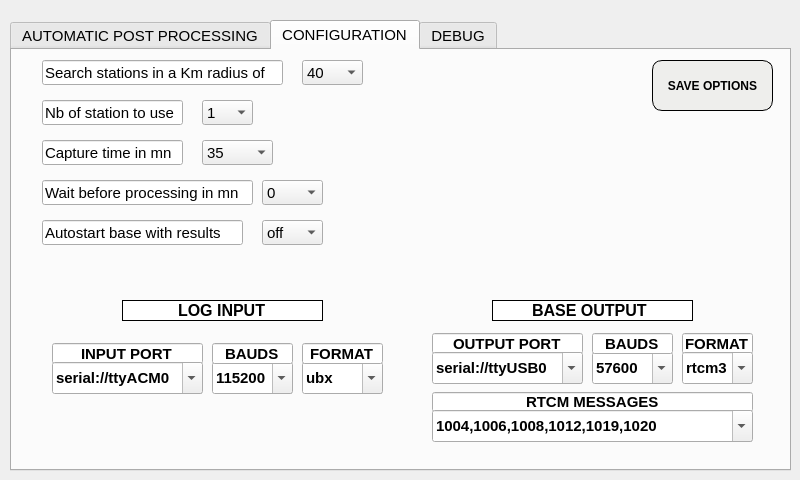
Francklin2/RTKLIB_Touchscreen_GUI, file RTKBASE/mydialog.ui: the form before one commit.
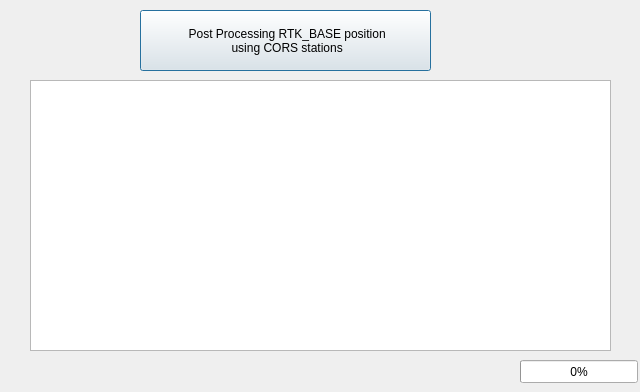
The form after the commit. The open tabs and pages were chosen to show the change. Custom widgets are drawn as their Qt base class.

Commit message: Add new branch for the original release of the post processing from the 2018 project from ENSG done by Saif Aati. This branch include the modified RTKBASE and the independant post processing software

Diff of the .ui file:
```diff
--- a/RTKBASE/mydialog.ui
+++ b/RTKBASE/mydialog.ui
@@ -6,1244 +6,51 @@
    <rect>
     <x>0</x>
     <y>0</y>
-    <width>800</width>
-    <height>480</height>
+    <width>640</width>
+    <height>392</height>
    </rect>
   </property>
-  <property name="maximumSize">
-   <size>
-    <width>895</width>
-    <height>16777215</height>
-   </size>
-  </property>
   <property name="windowTitle">
    <string>Dialog</string>
   </property>
-  <widget class="QTabWidget" name="tabWidget">
+  <widget class="QPushButton" name="pushButton_run_rnx2rtk_process_RGP">
    <property name="geometry">
     <rect>
-     <x>10</x>
-     <y>20</y>
-     <width>781</width>
-     <height>451</height>
+     <x>140</x>
+     <y>10</y>
+     <width>291</width>
+     <height>61</height>
     </rect>
    </property>
-   <property name="font">
-    <font>
-     <pointsize>11</pointsize>
-     <weight>50</weight>
-     <bold>false</bold>
-    </font>
+   <property name="text">
+    <string> Post Processing RTK_BASE position 
+  using CORS stations </string>
    </property>
-   <property name="currentIndex">
+  </widget>
+  <widget class="QTextBrowser" name="textBrowser">
+   <property name="geometry">
+    <rect>
+     <x>30</x>
+     <y>80</y>
+     <width>581</width>
+     <height>271</height>
+    </rect>
+   </property>
+  </widget>
+  <widget class="QProgressBar" name="progressBar">
+   <property name="geometry">
+    <rect>
+     <x>520</x>
+     <y>360</y>
+     <width>118</width>
+     <height>23</height>
+    </rect>
+   </property>
+   <property name="value">
     <number>0</number>
    </property>
-   <widget class="QWidget" name="tab_1">
-    <property name="font">
-     <font>
-      <pointsize>11</pointsize>
-     </font>
-    </property>
-    <attribute name="title">
-     <string>AUTOMATIC POST PROCESSING</string>
-    </attribute>
-    <widget class="QPushButton" name="pushButton_run_rnx2rtk_process_RGP">
-     <property name="geometry">
-      <rect>
-       <x>10</x>
-       <y>10</y>
-       <width>131</width>
-       <height>61</height>
-      </rect>
-     </property>
-     <property name="font">
-      <font>
-       <weight>75</weight>
-       <bold>true</bold>
-      </font>
-     </property>
-     <property name="styleSheet">
-      <string notr="true">background-color: rgb(238, 238, 236);border-style: solid;
-border-color: black;
-border-width: 1px;
-border-radius: 10px;</string>
-     </property>
-     <property name="text">
-      <string> START  
-Post Processing  
-on recorded file</string>
-     </property>
-    </widget>
-    <widget class="QLineEdit" name="LLH_Lat_lineEdit">
-     <property name="geometry">
-      <rect>
-       <x>640</x>
-       <y>50</y>
-       <width>111</width>
-       <height>25</height>
-      </rect>
-     </property>
-    </widget>
-    <widget class="QLineEdit" name="LLH_Alt_lineEdit">
-     <property name="geometry">
-      <rect>
-       <x>640</x>
-       <y>110</y>
-       <width>113</width>
-       <height>25</height>
-      </rect>
-     </property>
-    </widget>
-    <widget class="QLineEdit" name="LLH_Lon_lineEdit">
-     <property name="geometry">
-      <rect>
-       <x>640</x>
-       <y>80</y>
-       <width>113</width>
-       <height>25</height>
-      </rect>
-     </property>
-    </widget>
-    <widget class="QLineEdit" name="ECEF_x_lineEdit">
-     <property name="geometry">
-      <rect>
-       <x>450</x>
-       <y>50</y>
-       <width>171</width>
-       <height>25</height>
-      </rect>
-     </property>
-    </widget>
-    <widget class="QLineEdit" name="ECEF_z_lineEdit">
-     <property name="geometry">
-      <rect>
-       <x>450</x>
-       <y>110</y>
-       <width>171</width>
-       <height>25</height>
-      </rect>
-     </property>
-    </widget>
-    <widget class="QLineEdit" name="ECEF_y_lineEdit">
-     <property name="geometry">
-      <rect>
-       <x>450</x>
-       <y>80</y>
-       <width>171</width>
-       <height>25</height>
-      </rect>
-     </property>
-    </widget>
-    <widget class="QLineEdit" name="lineEdit_2">
-     <property name="geometry">
-      <rect>
-       <x>460</x>
-       <y>10</y>
-       <width>281</width>
-       <height>25</height>
-      </rect>
-     </property>
-     <property name="font">
-      <font>
-       <pointsize>14</pointsize>
-       <weight>75</weight>
-       <bold>true</bold>
-      </font>
-     </property>
-     <property name="styleSheet">
-      <string notr="true">border-style: solid;
-border-color: black;
-border-width: 1px;
-border-radius: 10px;</string>
-     </property>
-     <property name="text">
-      <string>POST PROCESSING RESULTS</string>
-     </property>
-     <property name="alignment">
-      <set>Qt::AlignCenter</set>
-     </property>
-    </widget>
-    <widget class="QProgressBar" name="progressBar">
-     <property name="geometry">
-      <rect>
-       <x>650</x>
-       <y>380</y>
-       <width>118</width>
-       <height>23</height>
-      </rect>
-     </property>
-     <property name="value">
-      <number>0</number>
-     </property>
-    </widget>
-    <widget class="QLineEdit" name="InfoProcess_lineEdit">
-     <property name="geometry">
-      <rect>
-       <x>10</x>
-       <y>120</y>
-       <width>291</width>
-       <height>25</height>
-      </rect>
-     </property>
-     <property name="text">
-      <string/>
-     </property>
-    </widget>
-    <widget class="QLineEdit" name="InfoCapture_lineEdit">
-     <property name="geometry">
-      <rect>
-       <x>10</x>
-       <y>90</y>
-       <width>291</width>
-       <height>25</height>
-      </rect>
-     </property>
-    </widget>
-    <widget class="QPushButton" name="AutoPostP_pushButton">
-     <property name="geometry">
-      <rect>
-       <x>150</x>
-       <y>10</y>
-       <width>141</width>
-       <height>61</height>
-      </rect>
-     </property>
-     <property name="font">
-      <font>
-       <weight>75</weight>
-       <bold>true</bold>
-      </font>
-     </property>
-     <property name="styleSheet">
-      <string notr="true">background-color: rgb(238, 238, 236);
-border-style: solid;
-border-color: black;
-border-width: 1px;
-border-radius: 10px;</string>
-     </property>
-     <property name="text">
-      <string>START  
- Logging data and  
-Post processing</string>
-     </property>
-    </widget>
-    <widget class="QTextBrowser" name="Capture_textBrowser">
-     <property name="geometry">
-      <rect>
-       <x>150</x>
-       <y>150</y>
-       <width>481</width>
-       <height>31</height>
-      </rect>
-     </property>
-    </widget>
-    <widget class="QLineEdit" name="lineEdit_6">
-     <property name="geometry">
-      <rect>
-       <x>10</x>
-       <y>150</y>
-       <width>131</width>
-       <height>31</height>
-      </rect>
-     </property>
-     <property name="font">
-      <font>
-       <weight>75</weight>
-       <bold>true</bold>
-      </font>
-     </property>
-     <property name="text">
-      <string>STR2STR output:</string>
-     </property>
-    </widget>
-    <widget class="QTextBrowser" name="textBrowser_2">
-     <property name="geometry">
-      <rect>
-       <x>20</x>
-       <y>380</y>
-       <width>591</width>
-       <height>31</height>
-      </rect>
-     </property>
-     <property name="font">
-      <font>
-       <weight>75</weight>
-       <bold>true</bold>
-      </font>
-     </property>
-    </widget>
-    <widget class="QPushButton" name="Stop_AutoPP_pushButton">
-     <property name="geometry">
-      <rect>
-       <x>300</x>
-       <y>10</y>
-       <width>81</width>
-       <height>41</height>
-      </rect>
-     </property>
-     <property name="font">
-      <font>
-       <pointsize>14</pointsize>
-       <weight>75</weight>
-       <bold>true</bold>
-      </font>
-     </property>
-     <property name="styleSheet">
-      <string notr="true">background-color: rgb(238, 238, 236);
-border-style: solid;
-border-color: black;
-border-width: 1px;
-border-radius: 10px;</string>
-     </property>
-     <property name="text">
-      <string>CLOSE</string>
-     </property>
-    </widget>
-    <widget class="QLineEdit" name="InfoBaseAuto_lineEdit">
-     <property name="geometry">
-      <rect>
-       <x>320</x>
-       <y>90</y>
-       <width>111</width>
-       <height>25</height>
-      </rect>
-     </property>
-     <property name="font">
-      <font>
-       <pointsize>11</pointsize>
-      </font>
-     </property>
-    </widget>
-    <widget class="QTextBrowser" name="InfotextBrowser">
-     <property name="geometry">
-      <rect>
-       <x>20</x>
-       <y>190</y>
-       <width>741</width>
-       <height>181</height>
-      </rect>
-     </property>
-     <property name="font">
-      <font>
-       <weight>75</weight>
-       <bold>true</bold>
-      </font>
-     </property>
-    </widget>
-   </widget>
-   <widget class="QWidget" name="tab_3">
-    <attribute name="title">
-     <string>CONFIGURATION</string>
-    </attribute>
-    <widget class="QLineEdit" name="lineEdit">
-     <property name="geometry">
-      <rect>
-       <x>30</x>
-       <y>10</y>
-       <width>241</width>
-       <height>25</height>
-      </rect>
-     </property>
-     <property name="text">
-      <string>Search stations in a Km radius of</string>
-     </property>
-    </widget>
-    <widget class="QComboBox" name="Radius_dmax">
-     <property name="geometry">
-      <rect>
-       <x>290</x>
-       <y>10</y>
-       <width>61</width>
-       <height>25</height>
-      </rect>
-     </property>
-     <item>
-      <property name="text">
-       <string>40</string>
-      </property>
-     </item>
-     <item>
-      <property name="text">
-       <string>10</string>
-      </property>
-     </item>
-     <item>
-      <property name="text">
-       <string>20</string>
-      </property>
-     </item>
-     <item>
-      <property name="text">
-       <string>30</string>
-      </property>
-     </item>
-     <item>
-      <property name="text">
-       <string>50</string>
-      </property>
-     </item>
-     <item>
-      <property name="text">
-       <string>60</string>
-      </property>
-     </item>
-     <item>
-      <property name="text">
-       <string>70</string>
-      </property>
-     </item>
-     <item>
-      <property name="text">
-       <string>80</string>
-      </property>
-     </item>
-     <item>
-      <property name="text">
-       <string>90</string>
-      </property>
-     </item>
-     <item>
-      <property name="text">
-       <string>100</string>
-      </property>
-     </item>
-     <item>
-      <property name="text">
-       <string>120</string>
-      </property>
-     </item>
-     <item>
-      <property name="text">
-       <string>150</string>
-      </property>
-     </item>
-     <item>
-      <property name="text">
-       <string>200</string>
-      </property>
-     </item>
-    </widget>
-    <widget class="QComboBox" name="MinStation">
-     <property name="geometry">
-      <rect>
-       <x>190</x>
-       <y>50</y>
-       <width>51</width>
-       <height>25</height>
-      </rect>
-     </property>
-     <item>
-      <property name="text">
-       <string>1</string>
-      </property>
-     </item>
-     <item>
-      <property name="text">
-       <string>2</string>
-      </property>
-     </item>
-     <item>
-      <property name="text">
-       <string>3</string>
-      </property>
-     </item>
-     <item>
-      <property name="text">
-       <string>4</string>
-      </property>
-     </item>
-     <item>
-      <property name="text">
-       <string>5</string>
-      </property>
-     </item>
-     <item>
-      <property name="text">
-       <string>6</string>
-      </property>
-     </item>
-    </widget>
-    <widget class="QLineEdit" name="lineEdit_3">
-     <property name="geometry">
-      <rect>
-       <x>30</x>
-       <y>50</y>
-       <width>141</width>
-       <height>25</height>
-      </rect>
-     </property>
-     <property name="text">
-      <string>Nb of station to use</string>
-     </property>
-    </widget>
-    <widget class="QPushButton" name="Save_options_pushButton">
-     <property name="geometry">
-      <rect>
-       <x>640</x>
-       <y>10</y>
-       <width>121</width>
-       <height>51</height>
-      </rect>
-     </property>
-     <property name="font">
-      <font>
-       <weight>75</weight>
-       <bold>true</bold>
-      </font>
-     </property>
-     <property name="styleSheet">
-      <string notr="true">background-color: rgb(238, 238, 236);
-border-style: solid;
-border-color: black;
-border-width: 1px;
-border-radius: 10px;</string>
-     </property>
-     <property name="text">
-      <string>SAVE OPTIONS</string>
-     </property>
-    </widget>
-    <widget class="QLineEdit" name="lineEdit_4">
-     <property name="geometry">
-      <rect>
-       <x>30</x>
-       <y>90</y>
-       <width>141</width>
-       <height>25</height>
-      </rect>
-     </property>
-     <property name="text">
-      <string>Capture time in mn</string>
-     </property>
-    </widget>
-    <widget class="QComboBox" name="CaptureTime">
-     <property name="geometry">
-      <rect>
-       <x>190</x>
-       <y>90</y>
-       <width>71</width>
-       <height>25</height>
-      </rect>
-     </property>
-     <item>
-      <property name="text">
-       <string>35</string>
-      </property>
-     </item>
-     <item>
-      <property name="text">
-       <string>45</string>
-      </property>
-     </item>
-     <item>
-      <property name="text">
-       <string>60</string>
-      </property>
-     </item>
-     <item>
-      <property name="text">
-       <string>90</string>
-      </property>
-     </item>
-     <item>
-      <property name="text">
-       <string>120</string>
-      </property>
-     </item>
-     <item>
-      <property name="text">
-       <string>240</string>
-      </property>
-     </item>
-     <item>
-      <property name="text">
-       <string>360</string>
-      </property>
-     </item>
-     <item>
-      <property name="text">
-       <string>480</string>
-      </property>
-     </item>
-     <item>
-      <property name="text">
-       <string>540</string>
-      </property>
-     </item>
-     <item>
-      <property name="text">
-       <string>1</string>
-      </property>
-     </item>
-    </widget>
-    <widget class="QLineEdit" name="lineEdit_5">
-     <property name="geometry">
-      <rect>
-       <x>30</x>
-       <y>130</y>
-       <width>211</width>
-       <height>25</height>
-      </rect>
-     </property>
-     <property name="text">
-      <string>Wait before processing in mn</string>
-     </property>
-    </widget>
-    <widget class="QComboBox" name="WaitingTime">
-     <property name="geometry">
-      <rect>
-       <x>250</x>
-       <y>130</y>
-       <width>61</width>
-       <height>25</height>
-      </rect>
-     </property>
-     <item>
-      <property name="text">
-       <string>0</string>
-      </property>
-     </item>
-     <item>
-      <property name="text">
-       <string>1</string>
-      </property>
-     </item>
-     <item>
-      <property name="text">
-       <string>15</string>
-      </property>
-     </item>
-     <item>
-      <property name="text">
-       <string>30</string>
-      </property>
-     </item>
-     <item>
-      <property name="text">
-       <string>45</string>
-      </property>
-     </item>
-     <item>
-      <property name="text">
-       <string>60</string>
-      </property>
-     </item>
-    </widget>
-    <widget class="QLineEdit" name="lineEdit_15">
-     <property name="geometry">
-      <rect>
-       <x>420</x>
-       <y>342</y>
-       <width>321</width>
-       <height>20</height>
-      </rect>
-     </property>
-     <property name="font">
-      <font>
-       <weight>75</weight>
-       <bold>true</bold>
-      </font>
-     </property>
-     <property name="text">
-      <string>RTCM MESSAGES</string>
-     </property>
-     <property name="alignment">
-      <set>Qt::AlignCenter</set>
-     </property>
-     <property name="readOnly">
-      <bool>true</bool>
-     </property>
-    </widget>
-    <widget class="QLineEdit" name="lineEdit_10">
-     <property name="geometry">
-      <rect>
-       <x>40</x>
-       <y>293</y>
-       <width>151</width>
-       <height>21</height>
-      </rect>
-     </property>
-     <property name="font">
-      <font>
-       <weight>75</weight>
-       <bold>true</bold>
-      </font>
-     </property>
-     <property name="text">
-      <string>INPUT PORT</string>
-     </property>
-     <property name="alignment">
-      <set>Qt::AlignCenter</set>
-     </property>
-     <property name="readOnly">
-      <bool>true</bool>
-     </property>
-    </widget>
-    <widget class="MyComboBox" name="InBaudratecomboBox2">
-     <property name="geometry">
-      <rect>
-       <x>200</x>
-       <y>312</y>
-       <width>81</width>
-       <height>32</height>
-      </rect>
-     </property>
-     <property name="font">
-      <font>
-       <weight>75</weight>
-       <bold>true</bold>
-      </font>
-     </property>
-     <property name="editable">
-      <bool>true</bool>
-     </property>
-     <item>
-      <property name="text">
-       <string>115200</string>
-      </property>
-     </item>
-     <item>
-      <property name="text">
-       <string>57600</string>
-      </property>
-     </item>
-     <item>
-      <property name="text">
-       <string>38400</string>
-      </property>
-     </item>
-     <item>
-      <property name="text">
-       <string>9600</string>
-      </property>
-     </item>
-    </widget>
-    <widget class="QLineEdit" name="lineEdit_11">
-     <property name="geometry">
-      <rect>
-       <x>200</x>
-       <y>293</y>
-       <width>81</width>
-       <height>21</height>
-      </rect>
-     </property>
-     <property name="font">
-      <font>
-       <weight>75</weight>
-       <bold>true</bold>
-      </font>
-     </property>
-     <property name="text">
-      <string>BAUDS</string>
-     </property>
-     <property name="alignment">
-      <set>Qt::AlignCenter</set>
-     </property>
-     <property name="readOnly">
-      <bool>true</bool>
-     </property>
-    </widget>
-    <widget class="MyComboBox" name="RtcmMsgcomboBox2">
-     <property name="geometry">
-      <rect>
-       <x>420</x>
-       <y>360</y>
-       <width>321</width>
-       <height>32</height>
-      </rect>
-     </property>
-     <property name="font">
-      <font>
-       <weight>75</weight>
-       <bold>true</bold>
-      </font>
-     </property>
-     <property name="editable">
-      <bool>true</bool>
-     </property>
-     <item>
-      <property name="text">
-       <string>1004,1006,1008,1012,1019,1020</string>
-      </property>
-     </item>
-    </widget>
-    <widget class="MyComboBox" name="InFormatcomboBox2">
-     <property name="geometry">
-      <rect>
-       <x>290</x>
-       <y>312</y>
-       <width>81</width>
-       <height>32</height>
-      </rect>
-     </property>
-     <property name="font">
-      <font>
-       <weight>75</weight>
-       <bold>true</bold>
-      </font>
-     </property>
-     <property name="editable">
-      <bool>true</bool>
-     </property>
-     <item>
-      <property name="text">
-       <string>ubx</string>
-      </property>
-     </item>
-     <item>
-      <property name="text">
-       <string>nvs</string>
-      </property>
-     </item>
-     <item>
-      <property name="text">
-       <string>oem3</string>
-      </property>
-     </item>
-     <item>
-      <property name="text">
-       <string>nov</string>
-      </property>
-     </item>
-     <item>
-      <property name="text">
-       <string>ss2</string>
-      </property>
-     </item>
-     <item>
-      <property name="text">
-       <string>hemis</string>
-      </property>
-     </item>
-     <item>
-      <property name="text">
-       <string>stq</string>
-      </property>
-     </item>
-     <item>
-      <property name="text">
-       <string>javad</string>
-      </property>
-     </item>
-     <item>
-      <property name="text">
-       <string>binex</string>
-      </property>
-     </item>
-     <item>
-      <property name="text">
-       <string>rtcm2</string>
-      </property>
-     </item>
-     <item>
-      <property name="text">
-       <string>rtcm3</string>
-      </property>
-     </item>
-    </widget>
-    <widget class="QLineEdit" name="lineEdit_7">
-     <property name="geometry">
-      <rect>
-       <x>670</x>
-       <y>283</y>
-       <width>71</width>
-       <height>21</height>
-      </rect>
-     </property>
-     <property name="font">
-      <font>
-       <weight>75</weight>
-       <bold>true</bold>
-      </font>
-     </property>
-     <property name="text">
-      <string>FORMAT</string>
-     </property>
-     <property name="alignment">
-      <set>Qt::AlignCenter</set>
-     </property>
-     <property name="readOnly">
-      <bool>true</bool>
-     </property>
-    </widget>
-    <widget class="QLineEdit" name="lineEdit_8">
-     <property name="geometry">
-      <rect>
-       <x>420</x>
-       <y>283</y>
-       <width>151</width>
-       <height>21</height>
-      </rect>
-     </property>
-     <property name="font">
-      <font>
-       <weight>75</weight>
-       <bold>true</bold>
-      </font>
-     </property>
-     <property name="text">
-      <string>OUTPUT PORT</string>
-     </property>
-     <property name="alignment">
-      <set>Qt::AlignCenter</set>
-     </property>
-     <property name="readOnly">
-      <bool>true</bool>
-     </property>
-    </widget>
-    <widget class="QLineEdit" name="lineEdit_9">
-     <property name="geometry">
-      <rect>
-       <x>290</x>
-       <y>293</y>
-       <width>81</width>
-       <height>21</height>
-      </rect>
-     </property>
-     <property name="font">
-      <font>
-       <weight>75</weight>
-       <bold>true</bold>
-      </font>
-     </property>
-     <property name="text">
-      <string>FORMAT</string>
-     </property>
-     <property name="alignment">
-      <set>Qt::AlignCenter</set>
-     </property>
-     <property name="readOnly">
-      <bool>true</bool>
-     </property>
-    </widget>
-    <widget class="QLineEdit" name="lineEdit_12">
-     <property name="geometry">
-      <rect>
-       <x>110</x>
-       <y>250</y>
-       <width>201</width>
-       <height>21</height>
-      </rect>
-     </property>
-     <property name="font">
-      <font>
-       <pointsize>12</pointsize>
-       <weight>75</weight>
-       <bold>true</bold>
-      </font>
-     </property>
-     <property name="styleSheet">
-      <string notr="true">border-radius: 15px;
-border: 1px solid black;</string>
-     </property>
-     <property name="text">
-      <string>LOG INPUT</string>
-     </property>
-     <property name="alignment">
-      <set>Qt::AlignCenter</set>
-     </property>
-     <property name="readOnly">
-      <bool>true</bool>
-     </property>
-    </widget>
-    <widget class="MyComboBox" name="OutBaudRatecomboBox2">
-     <property name="geometry">
-      <rect>
-       <x>580</x>
-       <y>302</y>
-       <width>81</width>
-       <height>32</height>
-      </rect>
-     </property>
-     <property name="font">
-      <font>
-       <weight>75</weight>
-       <bold>true</bold>
-      </font>
-     </property>
-     <property name="editable">
-      <bool>true</bool>
-     </property>
-     <item>
-      <property name="text">
-       <string>57600</string>
-      </property>
-     </item>
-     <item>
-      <property name="text">
-       <string>9600</string>
-      </property>
-     </item>
-     <item>
-      <property name="text">
-       <string>38400</string>
-      </property>
-     </item>
-     <item>
-      <property name="text">
-       <string>115200</string>
-      </property>
-     </item>
-    </widget>
-    <widget class="QLineEdit" name="lineEdit_13">
-     <property name="geometry">
-      <rect>
-       <x>580</x>
-       <y>283</y>
-       <width>81</width>
-       <height>21</height>
-      </rect>
-     </property>
-     <property name="font">
-      <font>
-       <weight>75</weight>
-       <bold>true</bold>
-      </font>
-     </property>
-     <property name="text">
-      <string>BAUDS</string>
-     </property>
-     <property name="alignment">
-      <set>Qt::AlignCenter</set>
-     </property>
-     <property name="readOnly">
-      <bool>true</bool>
-     </property>
-    </widget>
-    <widget class="MyComboBox" name="InSerialPortcomboBox2">
-     <property name="geometry">
-      <rect>
-       <x>40</x>
-       <y>312</y>
-       <width>151</width>
-       <height>32</height>
-      </rect>
-     </property>
-     <property name="font">
-      <font>
-       <weight>75</weight>
-       <bold>true</bold>
-      </font>
-     </property>
-     <property name="editable">
-      <bool>true</bool>
-     </property>
-     <item>
-      <property name="text">
-       <string>serial://ttyACM0</string>
-      </property>
-     </item>
-     <item>
-      <property name="text">
-       <string>serial://AMA0</string>
-      </property>
-     </item>
-     <item>
-      <property name="text">
-       <string>serial://USB0</string>
-      </property>
-     </item>
-    </widget>
-    <widget class="MyComboBox" name="OutFormatcomboBox2">
-     <property name="geometry">
-      <rect>
-       <x>670</x>
-       <y>302</y>
-       <width>71</width>
-       <height>32</height>
-      </rect>
-     </property>
-     <property name="font">
-      <font>
-       <weight>75</weight>
-       <bold>true</bold>
-      </font>
-     </property>
-     <property name="editable">
-      <bool>true</bool>
-     </property>
-     <item>
-      <property name="text">
-       <string>rtcm3</string>
-      </property>
-     </item>
-     <item>
-      <property name="text">
-       <string>rtcm2</string>
-      </property>
-     </item>
-    </widget>
-    <widget class="QLineEdit" name="lineEdit_14">
-     <property name="geometry">
-      <rect>
-       <x>480</x>
-       <y>250</y>
-       <width>201</width>
-       <height>21</height>
-      </rect>
-     </property>
-     <property name="font">
-      <font>
-       <pointsize>12</pointsize>
-       <weight>75</weight>
-       <bold>true</bold>
-      </font>
-     </property>
-     <property name="styleSheet">
-      <string notr="true">border-radius: 15px;
-border: 1px solid black;</string>
-     </property>
-     <property name="text">
-      <string>BASE OUTPUT </string>
-     </property>
-     <property name="alignment">
-      <set>Qt::AlignCenter</set>
-     </property>
-     <property name="readOnly">
-      <bool>true</bool>
-     </property>
-    </widget>
-    <widget class="MyComboBox" name="OutSerialPortcomboBox2">
-     <property name="geometry">
-      <rect>
-       <x>420</x>
-       <y>302</y>
-       <width>151</width>
-       <height>32</height>
-      </rect>
-     </property>
-     <property name="font">
-      <font>
-       <weight>75</weight>
-       <bold>true</bold>
-      </font>
-     </property>
-     <property name="editable">
-      <bool>true</bool>
-     </property>
-     <item>
-      <property name="text">
-       <string>serial://ttyUSB0</string>
-      </property>
-     </item>
-     <item>
-      <property name="text">
-       <string>serial://ttyAMA0</string>
-      </property>
-     </item>
-     <item>
-      <property name="text">
-       <string>serial://ttyACM0</string>
-      </property>
-     </item>
-     <item>
-      <property name="text">
-       <string>File</string>
-      </property>
-     </item>
-    </widget>
-    <widget class="QComboBox" name="Autostartbase_comboBox">
-     <property name="geometry">
-      <rect>
-       <x>250</x>
-       <y>170</y>
-       <width>61</width>
-       <height>25</height>
-      </rect>
-     </property>
-     <item>
-      <property name="text">
-       <string>off</string>
-      </property>
-     </item>
-     <item>
-      <property name="text">
-       <string>on</string>
-      </property>
-     </item>
-    </widget>
-    <widget class="QLineEdit" name="lineEdit_17">
-     <property name="geometry">
-      <rect>
-       <x>30</x>
-       <y>170</y>
-       <width>201</width>
-       <height>25</height>
-      </rect>
-     </property>
-     <property name="text">
-      <string>Autostart base with results</string>
-     </property>
-    </widget>
-   </widget>
-   <widget class="QWidget" name="tab">
-    <attribute name="title">
-     <string>DEBUG</string>
-    </attribute>
-    <widget class="QTextBrowser" name="textBrowser">
-     <property name="geometry">
-      <rect>
-       <x>20</x>
-       <y>60</y>
-       <width>741</width>
-       <height>341</height>
-      </rect>
-     </property>
-     <property name="sizePolicy">
-      <sizepolicy hsizetype="Expanding" vsizetype="Expanding">
-       <horstretch>0</horstretch>
-       <verstretch>0</verstretch>
-      </sizepolicy>
-     </property>
-    </widget>
-    <widget class="QPushButton" name="testlog_pushButton">
-     <property name="geometry">
-      <rect>
-       <x>300</x>
-       <y>20</y>
-       <width>141</width>
-       <height>25</height>
-      </rect>
-     </property>
-     <property name="text">
-      <string>manual start log</string>
-     </property>
-    </widget>
-    <widget class="QPushButton" name="teststart_pushButton">
-     <property name="geometry">
-      <rect>
-       <x>460</x>
-       <y>20</y>
-       <width>141</width>
-       <height>25</height>
-      </rect>
-     </property>
-     <property name="text">
-      <string>manual start base</string>
-     </property>
-    </widget>
-    <widget class="QPushButton" name="teststop_pushButton">
-     <property name="geometry">
-      <rect>
-       <x>620</x>
-       <y>20</y>
-       <width>141</width>
-       <height>25</height>
-      </rect>
-     </property>
-     <property name="text">
-      <string>stop str2str</string>
-     </property>
-    </widget>
-   </widget>
   </widget>
  </widget>
- <customwidgets>
-  <customwidget>
-   <class>MyComboBox</class>
-   <extends>QComboBox</extends>
-   <header>mycombobox.h</header>
-  </customwidget>
- </customwidgets>
  <resources/>
  <connections/>
 </ui>
```
The commit also changes 46 other files.
